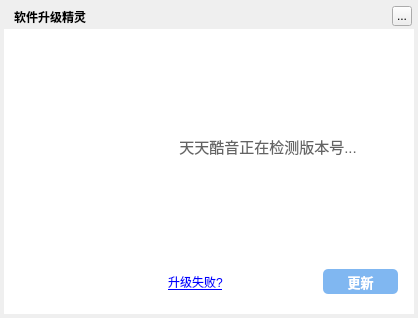
This is TTKModule/TTKWidget/musicUiKits/musicWidgetKits/musicsourceupdatewidget.ui in Greedysky/TTKMusicPlayer as Qt 5 draws it before an edit. The edited form follows.
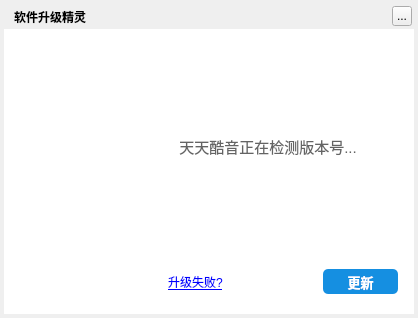
This is the edited form. Icons and pictures are not drawn. Custom widgets are drawn as their Qt base class.

Commit message: Optimized color style[782223]

```diff
--- a/TTKModule/TTKWidget/musicUiKits/musicWidgetKits/musicsourceupdatewidget.ui
+++ b/TTKModule/TTKWidget/musicUiKits/musicWidgetKits/musicsourceupdatewidget.ui
@@ -153,7 +153,7 @@
        <cursorShape>PointingHandCursor</cursorShape>
       </property>
       <property name="styleSheet">
-       <string notr="true">QPushButton{border-radius:5px;background-color:#80B7F1;color:white;font-size:13px;font-weight:bold;}</string>
+       <string notr="true">QPushButton{border-radius:5px;background-color:#158FE1;color:white;font-size:13px;font-weight:bold;}</string>
       </property>
       <property name="text">
        <string>更新</string>
```
The commit also changes 8 other files.
